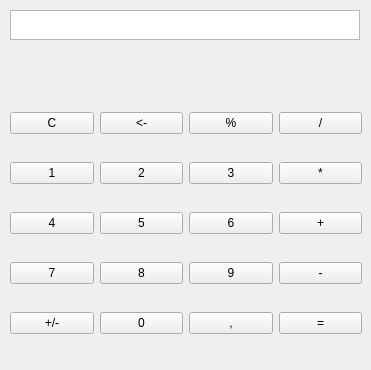
This is mainwindow.ui in StarLeG/GromovPLC-M02_HW_Lesson7 as Qt 5 draws it before an edit. The edited form follows.
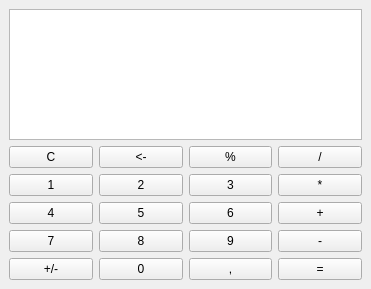
This is the edited form.

Commit message: Добавлено перечесление Enum в класс Calculator для наименования математических операций

```diff
--- a/mainwindow.ui
+++ b/mainwindow.ui
@@ -7,22 +7,32 @@
     <x>0</x>
     <y>0</y>
     <width>371</width>
-    <height>370</height>
+    <height>289</height>
    </rect>
   </property>
   <property name="windowTitle">
    <string>MainWindow</string>
   </property>
   <widget class="QWidget" name="centralwidget">
-   <widget class="QWidget" name="gridLayoutWidget">
-    <property name="geometry">
-     <rect>
-      <x>10</x>
-      <y>90</y>
-      <width>352</width>
-      <height>267</height>
-     </rect>
-    </property>
+   <layout class="QGridLayout" name="gridLayout_2">
+    <item row="0" column="0">
+     <widget class="QTextBrowser" name="screen">
+      <property name="layoutDirection">
+       <enum>Qt::LeftToRight</enum>
+      </property>
+      <property name="html">
+       <string>&lt;!DOCTYPE HTML PUBLIC &quot;-//W3C//DTD HTML 4.0//EN&quot; &quot;http://www.w3.org/TR/REC-html40/strict.dtd&quot;&gt;
+&lt;html&gt;&lt;head&gt;&lt;meta name=&quot;qrichtext&quot; content=&quot;1&quot; /&gt;&lt;meta charset=&quot;utf-8&quot; /&gt;&lt;style type=&quot;text/css&quot;&gt;
+p, li { white-space: pre-wrap; }
+hr { height: 1px; border-width: 0; }
+li.unchecked::marker { content: &quot;\2610&quot;; }
+li.checked::marker { content: &quot;\2612&quot;; }
+&lt;/style&gt;&lt;/head&gt;&lt;body style=&quot; font-family:'Segoe UI'; font-size:9pt; font-weight:400; font-style:normal;&quot;&gt;
+&lt;p align=&quot;right&quot; style=&quot;-qt-paragraph-type:empty; margin-top:0px; margin-bottom:0px; margin-left:0px; margin-right:0px; -qt-block-indent:0; text-indent:0px;&quot;&gt;&lt;br /&gt;&lt;/p&gt;&lt;/body&gt;&lt;/html&gt;</string>
+      </property>
+     </widget>
+    </item>
+    <item row="1" column="0">
     <layout class="QGridLayout" name="gridLayout">
      <item row="5" column="1">
       <widget class="QPushButton" name="btn_0">
@@ -165,30 +175,8 @@
       </widget>
      </item>
     </layout>
-   </widget>
-   <widget class="QTextBrowser" name="screen">
-    <property name="geometry">
-     <rect>
-      <x>10</x>
-      <y>10</y>
-      <width>350</width>
-      <height>30</height>
-     </rect>
-    </property>
-    <property name="layoutDirection">
-     <enum>Qt::LeftToRight</enum>
-    </property>
-    <property name="html">
-     <string>&lt;!DOCTYPE HTML PUBLIC &quot;-//W3C//DTD HTML 4.0//EN&quot; &quot;http://www.w3.org/TR/REC-html40/strict.dtd&quot;&gt;
-&lt;html&gt;&lt;head&gt;&lt;meta name=&quot;qrichtext&quot; content=&quot;1&quot; /&gt;&lt;meta charset=&quot;utf-8&quot; /&gt;&lt;style type=&quot;text/css&quot;&gt;
-p, li { white-space: pre-wrap; }
-hr { height: 1px; border-width: 0; }
-li.unchecked::marker { content: &quot;\2610&quot;; }
-li.checked::marker { content: &quot;\2612&quot;; }
-&lt;/style&gt;&lt;/head&gt;&lt;body style=&quot; font-family:'Segoe UI'; font-size:9pt; font-weight:400; font-style:normal;&quot;&gt;
-&lt;p align=&quot;right&quot; style=&quot;-qt-paragraph-type:empty; margin-top:0px; margin-bottom:0px; margin-left:0px; margin-right:0px; -qt-block-indent:0; text-indent:0px;&quot;&gt;&lt;br /&gt;&lt;/p&gt;&lt;/body&gt;&lt;/html&gt;</string>
-    </property>
-   </widget>
+    </item>
+   </layout>
   </widget>
  </widget>
  <resources/>
```
Lines whose indentation alone changed are shown as unchanged. The commit also changes 3 other files.
